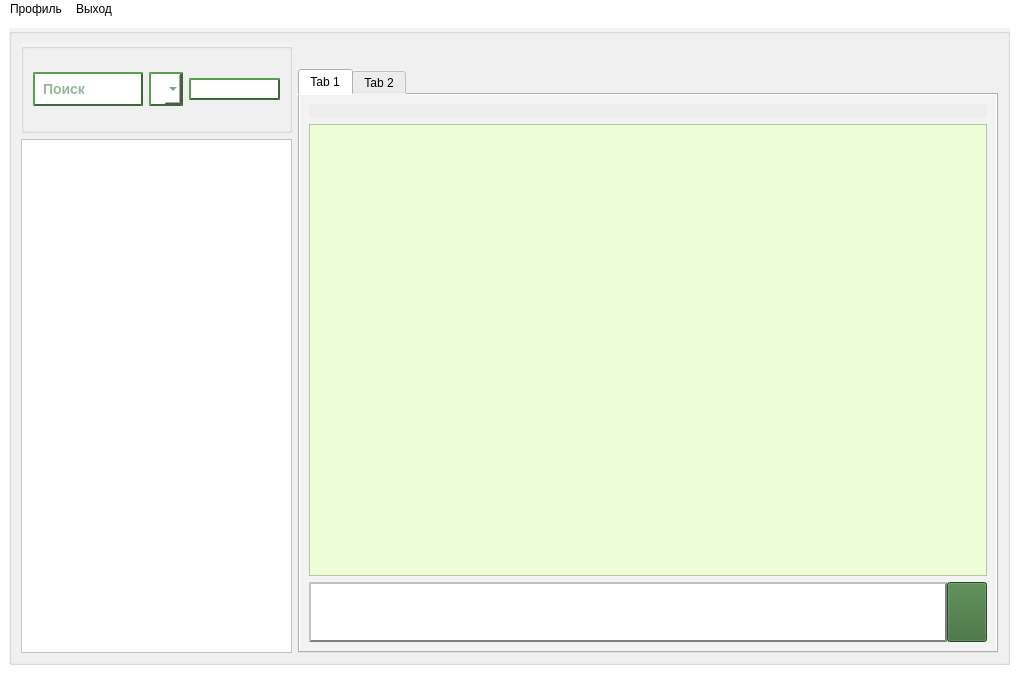
The window that Client/mainwindow.ui (Elizaser/Messenger-Diplom) describes before a commit, drawn with Qt 5.
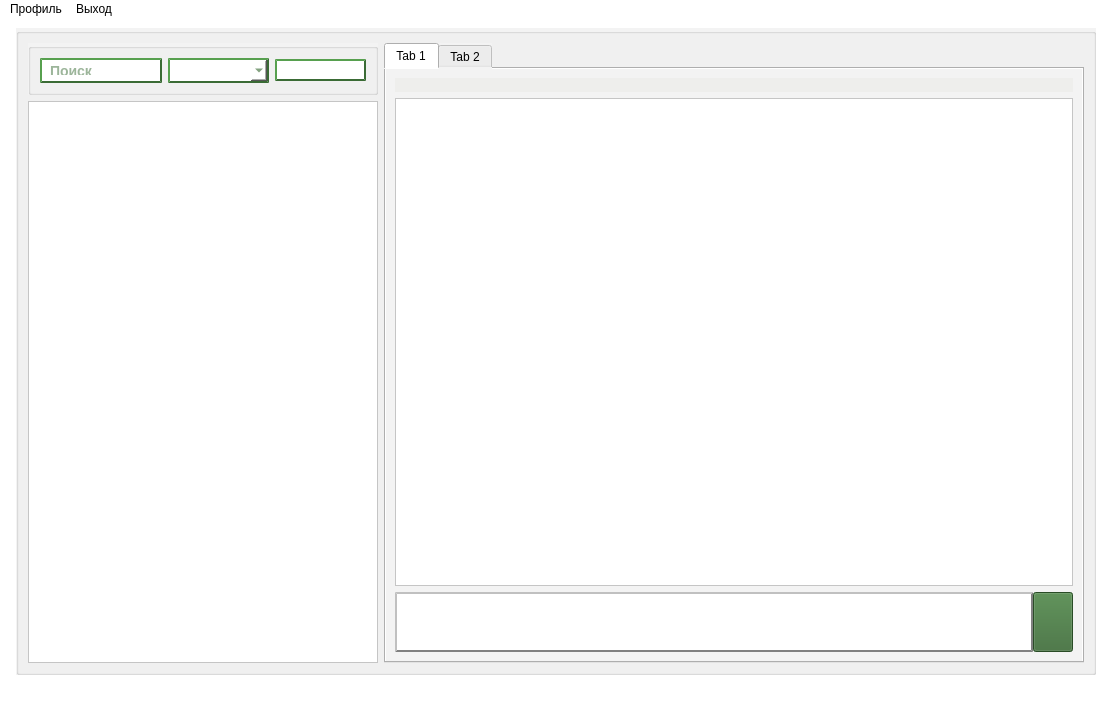
The same window after the commit. The open tabs and pages were chosen to show the change. Icons and pictures are not drawn.

Commit message: all window is beautiful. Left fix chat list in main window

```diff
--- a/Client/mainwindow.ui
+++ b/Client/mainwindow.ui
@@ -6,8 +6,8 @@
    <rect>
     <x>0</x>
     <y>0</y>
-    <width>931</width>
-    <height>696</height>
+    <width>1112</width>
+    <height>706</height>
    </rect>
   </property>
   <property name="palette">
@@ -224,7 +224,153 @@
       <layout class="QVBoxLayout" name="verticalLayout_4">
        <item>
         <layout class="QGridLayout" name="gridLayout">
-         <item row="4" column="12" rowspan="9">
+         <item row="1" column="0" rowspan="13" colspan="12">
+          <widget class="QTableWidget" name="tableWidget_chatsList">
+           <property name="minimumSize">
+            <size>
+             <width>350</width>
+             <height>0</height>
+            </size>
+           </property>
+           <property name="palette">
+            <palette>
+             <active>
+              <colorrole role="Button">
+               <brush brushstyle="SolidPattern">
+                <color alpha="255">
+                 <red>255</red>
+                 <green>255</green>
+                 <blue>255</blue>
+                </color>
+               </brush>
+              </colorrole>
+              <colorrole role="Base">
+               <brush brushstyle="SolidPattern">
+                <color alpha="255">
+                 <red>255</red>
+                 <green>255</green>
+                 <blue>255</blue>
+                </color>
+               </brush>
+              </colorrole>
+              <colorrole role="Window">
+               <brush brushstyle="SolidPattern">
+                <color alpha="255">
+                 <red>255</red>
+                 <green>255</green>
+                 <blue>255</blue>
+                </color>
+               </brush>
+              </colorrole>
+              <colorrole role="Shadow">
+               <brush brushstyle="SolidPattern">
+                <color alpha="255">
+                 <red>0</red>
+                 <green>0</green>
+                 <blue>0</blue>
+                </color>
+               </brush>
+              </colorrole>
+             </active>
+             <inactive>
+              <colorrole role="Button">
+               <brush brushstyle="SolidPattern">
+                <color alpha="255">
+                 <red>255</red>
+                 <green>255</green>
+                 <blue>255</blue>
+                </color>
+               </brush>
+              </colorrole>
+              <colorrole role="Base">
+               <brush brushstyle="SolidPattern">
+                <color alpha="255">
+                 <red>255</red>
+                 <green>255</green>
+                 <blue>255</blue>
+                </color>
+               </brush>
+              </colorrole>
+              <colorrole role="Window">
+               <brush brushstyle="SolidPattern">
+                <color alpha="255">
+                 <red>255</red>
+                 <green>255</green>
+                 <blue>255</blue>
+                </color>
+               </brush>
+              </colorrole>
+              <colorrole role="Shadow">
+               <brush brushstyle="SolidPattern">
+                <color alpha="255">
+                 <red>0</red>
+                 <green>0</green>
+                 <blue>0</blue>
+                </color>
+               </brush>
+              </colorrole>
+             </inactive>
+             <disabled>
+              <colorrole role="Button">
+               <brush brushstyle="SolidPattern">
+                <color alpha="255">
+                 <red>255</red>
+                 <green>255</green>
+                 <blue>255</blue>
+                </color>
+               </brush>
+              </colorrole>
+              <colorrole role="Base">
+               <brush brushstyle="SolidPattern">
+                <color alpha="255">
+                 <red>255</red>
+                 <green>255</green>
+                 <blue>255</blue>
+                </color>
+               </brush>
+              </colorrole>
+              <colorrole role="Window">
+               <brush brushstyle="SolidPattern">
+                <color alpha="255">
+                 <red>255</red>
+                 <green>255</green>
+                 <blue>255</blue>
+                </color>
+               </brush>
+              </colorrole>
+              <colorrole role="Shadow">
+               <brush brushstyle="SolidPattern">
+                <color alpha="255">
+                 <red>0</red>
+                 <green>0</green>
+                 <blue>0</blue>
+                </color>
+               </brush>
+              </colorrole>
+             </disabled>
+            </palette>
+           </property>
+           <property name="styleSheet">
+            <string notr="true">background-color: rgb(255, 255, 255);</string>
+           </property>
+           <property name="verticalScrollBarPolicy">
+            <enum>Qt::ScrollBarAlwaysOff</enum>
+           </property>
+           <property name="selectionMode">
+            <enum>QAbstractItemView::SingleSelection</enum>
+           </property>
+           <property name="showGrid">
+            <bool>false</bool>
+           </property>
+           <attribute name="verticalHeaderDefaultSectionSize">
+            <number>30</number>
+           </attribute>
+           <attribute name="verticalHeaderShowSortIndicator" stdset="0">
+            <bool>true</bool>
+           </attribute>
+          </widget>
+         </item>
+         <item row="0" column="12" rowspan="14">
           <widget class="QTabWidget" name="tabWidget">
            <property name="minimumSize">
             <size>
@@ -264,27 +410,27 @@
                   <colorrole role="Button">
                    <brush brushstyle="SolidPattern">
                     <color alpha="255">
-                     <red>237</red>
-                     <green>253</green>
-                     <blue>216</blue>
+                     <red>255</red>
+                     <green>255</green>
+                     <blue>255</blue>
                     </color>
                    </brush>
                   </colorrole>
                   <colorrole role="Base">
                    <brush brushstyle="SolidPattern">
                     <color alpha="255">
-                     <red>237</red>
-                     <green>253</green>
-                     <blue>216</blue>
+                     <red>255</red>
+                     <green>255</green>
+                     <blue>255</blue>
                     </color>
                    </brush>
                   </colorrole>
                   <colorrole role="Window">
                    <brush brushstyle="SolidPattern">
                     <color alpha="255">
-                     <red>237</red>
-                     <green>253</green>
-                     <blue>216</blue>
+                     <red>255</red>
+                     <green>255</green>
+                     <blue>255</blue>
                     </color>
                    </brush>
                   </colorrole>
@@ -293,27 +439,27 @@
                   <colorrole role="Button">
                    <brush brushstyle="SolidPattern">
                     <color alpha="255">
-                     <red>237</red>
-                     <green>253</green>
-                     <blue>216</blue>
+                     <red>255</red>
+                     <green>255</green>
+                     <blue>255</blue>
                     </color>
                    </brush>
                   </colorrole>
                   <colorrole role="Base">
                    <brush brushstyle="SolidPattern">
                     <color alpha="255">
-                     <red>237</red>
-                     <green>253</green>
-                     <blue>216</blue>
+                     <red>255</red>
+                     <green>255</green>
+                     <blue>255</blue>
                     </color>
                    </brush>
                   </colorrole>
                   <colorrole role="Window">
                    <brush brushstyle="SolidPattern">
                     <color alpha="255">
-                     <red>237</red>
-                     <green>253</green>
-                     <blue>216</blue>
+                     <red>255</red>
+                     <green>255</green>
+                     <blue>255</blue>
                     </color>
                    </brush>
                   </colorrole>
@@ -322,27 +468,27 @@
                   <colorrole role="Button">
                    <brush brushstyle="SolidPattern">
                     <color alpha="255">
-                     <red>237</red>
-                     <green>253</green>
-                     <blue>216</blue>
+                     <red>255</red>
+                     <green>255</green>
+                     <blue>255</blue>
                     </color>
                    </brush>
                   </colorrole>
                   <colorrole role="Base">
                    <brush brushstyle="SolidPattern">
                     <color alpha="255">
-                     <red>237</red>
-                     <green>253</green>
-                     <blue>216</blue>
+                     <red>255</red>
+                     <green>255</green>
+                     <blue>255</blue>
                     </color>
                    </brush>
                   </colorrole>
                   <colorrole role="Window">
                    <brush brushstyle="SolidPattern">
                     <color alpha="255">
-                     <red>237</red>
-                     <green>253</green>
-                     <blue>216</blue>
+                     <red>255</red>
+                     <green>255</green>
+                     <blue>255</blue>
                     </color>
                    </brush>
                   </colorrole>
@@ -350,9 +496,15 @@
                 </palette>
                </property>
                <property name="styleSheet">
-                <string notr="true">background-color: rgb(237, 253, 216);
+                <string notr="true">background-color: rgb(255, 255, 255);
 </string>
                </property>
+               <property name="verticalScrollBarPolicy">
+                <enum>Qt::ScrollBarAlwaysOff</enum>
+               </property>
+               <property name="horizontalScrollBarPolicy">
+                <enum>Qt::ScrollBarAlwaysOff</enum>
+               </property>
                <property name="selectionMode">
                 <enum>QAbstractItemView::SingleSelection</enum>
                </property>
@@ -492,6 +644,12 @@
      padding: 6px;
 	  background-color: rgb(255, 255, 255);</string>
                  </property>
+                 <property name="verticalScrollBarPolicy">
+                  <enum>Qt::ScrollBarAlwaysOff</enum>
+                 </property>
+                 <property name="horizontalScrollBarPolicy">
+                  <enum>Qt::ScrollBarAlwaysOff</enum>
+                 </property>
                 </widget>
                </item>
                <item>
@@ -581,7 +739,7 @@
            </widget>
           </widget>
          </item>
-         <item row="0" column="0" rowspan="5" colspan="12">
+         <item row="0" column="0" colspan="12">
           <widget class="QGroupBox" name="groupBox_2">
            <property name="maximumSize">
             <size>
@@ -740,6 +898,12 @@
            <layout class="QHBoxLayout" name="horizontalLayout_3">
             <item>
              <widget class="QLineEdit" name="lineEdit_searchUser">
+              <property name="minimumSize">
+               <size>
+                <width>101</width>
+                <height>25</height>
+               </size>
+              </property>
               <property name="palette">
                <palette>
                 <active>
@@ -963,6 +1127,18 @@
             </item>
             <item>
              <widget class="QComboBox" name="comboBox">
+              <property name="minimumSize">
+               <size>
+                <width>101</width>
+                <height>25</height>
+               </size>
+              </property>
+              <property name="maximumSize">
+               <size>
+                <width>30</width>
+                <height>16777215</height>
+               </size>
+              </property>
               <property name="palette">
                <palette>
                 <active>
@@ -1237,6 +1413,12 @@
                 <height>15</height>
                </size>
               </property>
+              <property name="maximumSize">
+               <size>
+                <width>30</width>
+                <height>16777215</height>
+               </size>
+              </property>
               <property name="palette">
                <palette>
                 <active>
@@ -1469,155 +1651,6 @@
            </layout>
           </widget>
          </item>
-         <item row="5" column="0" rowspan="8" colspan="12">
-          <widget class="QTableWidget" name="tableWidget_chatsList">
-           <property name="minimumSize">
-            <size>
-             <width>271</width>
-             <height>0</height>
-            </size>
-           </property>
-           <property name="maximumSize">
-            <size>
-             <width>300</width>
-             <height>16777215</height>
-            </size>
-           </property>
-           <property name="palette">
-            <palette>
-             <active>
-              <colorrole role="Button">
-               <brush brushstyle="SolidPattern">
-                <color alpha="255">
-                 <red>255</red>
-                 <green>255</green>
-                 <blue>255</blue>
-                </color>
-               </brush>
-              </colorrole>
-              <colorrole role="Base">
-               <brush brushstyle="SolidPattern">
-                <color alpha="255">
-                 <red>255</red>
-                 <green>255</green>
-                 <blue>255</blue>
-                </color>
-               </brush>
-              </colorrole>
-              <colorrole role="Window">
-               <brush brushstyle="SolidPattern">
-                <color alpha="255">
-                 <red>255</red>
-                 <green>255</green>
-                 <blue>255</blue>
-                </color>
-               </brush>
-              </colorrole>
-              <colorrole role="Shadow">
-               <brush brushstyle="SolidPattern">
-                <color alpha="255">
-                 <red>0</red>
-                 <green>0</green>
-                 <blue>0</blue>
-                </color>
-               </brush>
-              </colorrole>
-             </active>
-             <inactive>
-              <colorrole role="Button">
-               <brush brushstyle="SolidPattern">
-                <color alpha="255">
-                 <red>255</red>
-                 <green>255</green>
-                 <blue>255</blue>
-                </color>
-               </brush>
-              </colorrole>
-              <colorrole role="Base">
-               <brush brushstyle="SolidPattern">
-                <color alpha="255">
-                 <red>255</red>
-                 <green>255</green>
-                 <blue>255</blue>
-                </color>
-               </brush>
-              </colorrole>
-              <colorrole role="Window">
-               <brush brushstyle="SolidPattern">
-                <color alpha="255">
-                 <red>255</red>
-                 <green>255</green>
-                 <blue>255</blue>
-                </color>
-               </brush>
-              </colorrole>
-              <colorrole role="Shadow">
-               <brush brushstyle="SolidPattern">
-                <color alpha="255">
-                 <red>0</red>
-                 <green>0</green>
-                 <blue>0</blue>
-                </color>
-               </brush>
-              </colorrole>
-             </inactive>
-             <disabled>
-              <colorrole role="Button">
-               <brush brushstyle="SolidPattern">
-                <color alpha="255">
-                 <red>255</red>
-                 <green>255</green>
-                 <blue>255</blue>
-                </color>
-               </brush>
-              </colorrole>
-              <colorrole role="Base">
-               <brush brushstyle="SolidPattern">
-                <color alpha="255">
-                 <red>255</red>
-                 <green>255</green>
-                 <blue>255</blue>
-                </color>
-               </brush>
-              </colorrole>
-              <colorrole role="Window">
-               <brush brushstyle="SolidPattern">
-                <color alpha="255">
-                 <red>255</red>
-                 <green>255</green>
-                 <blue>255</blue>
-                </color>
-               </brush>
-              </colorrole>
-              <colorrole role="Shadow">
-               <brush brushstyle="SolidPattern">
-                <color alpha="255">
-                 <red>0</red>
-                 <green>0</green>
-                 <blue>0</blue>
-                </color>
-               </brush>
-              </colorrole>
-             </disabled>
-            </palette>
-           </property>
-           <property name="styleSheet">
-            <string notr="true">background-color: rgb(255, 255, 255);</string>
-           </property>
-           <property name="selectionMode">
-            <enum>QAbstractItemView::SingleSelection</enum>
-           </property>
-           <property name="showGrid">
-            <bool>false</bool>
-           </property>
-           <attribute name="verticalHeaderDefaultSectionSize">
-            <number>30</number>
-           </attribute>
-           <attribute name="verticalHeaderShowSortIndicator" stdset="0">
-            <bool>true</bool>
-           </attribute>
-          </widget>
-         </item>
         </layout>
        </item>
       </layout>
@@ -1643,7 +1676,7 @@
     <rect>
      <x>0</x>
      <y>0</y>
-     <width>931</width>
+     <width>1112</width>
      <height>22</height>
     </rect>
    </property>
```
Left out of the diff: 93 changed lines with no effect on the pictures. The commit also changes 15 other files.
